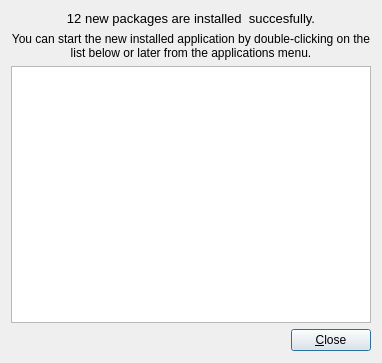
pars-linux/uludag, file kde4/package-manager/manager/ui/summarydialog.ui: the form before one commit.
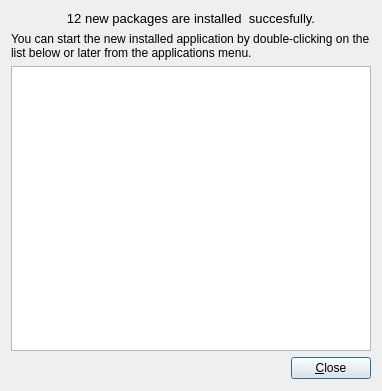
The form after the commit.

Commit message: summary dialog alignments

```diff
--- a/kde4/package-manager/manager/ui/summarydialog.ui
+++ b/kde4/package-manager/manager/ui/summarydialog.ui
@@ -6,7 +6,7 @@
     <x>0</x>
     <y>0</y>
     <width>382</width>
-    <height>363</height>
+    <height>391</height>
    </rect>
   </property>
   <property name="sizePolicy" >
@@ -37,7 +37,7 @@
       <enum>Qt::AutoText</enum>
      </property>
      <property name="alignment" >
-      <set>Qt::AlignCenter</set>
+      <set>Qt::AlignLeading|Qt::AlignLeft|Qt::AlignVCenter</set>
      </property>
      <property name="wordWrap" >
       <bool>true</bool>
```
Left out of the diff: 39 changed lines with no effect on the pictures.
